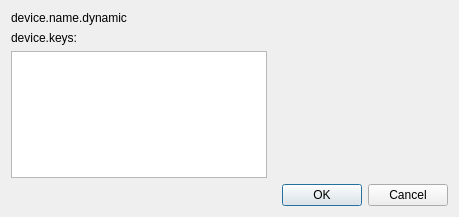
First picture: the form in Touché_Configuration/keysconfigurationdialog.ui, repository GuLinux/Touche, before the edit.
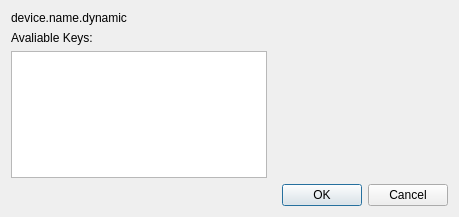
Second picture: the form after the edit. Icons and pictures are not drawn.

```diff
--- a/Touché_Configuration/keysconfigurationdialog.ui
+++ b/Touché_Configuration/keysconfigurationdialog.ui
@@ -33,7 +33,7 @@
        <item>
         <widget class="QLabel" name="device_keys_label">
          <property name="text">
-          <string>device.keys:</string>
+          <string extracomment="config dialog: avail keys list label">Avaliable Keys:</string>
          </property>
         </widget>
        </item>
```
Left out of the diff: 2 changed lines with no effect on the pictures.
